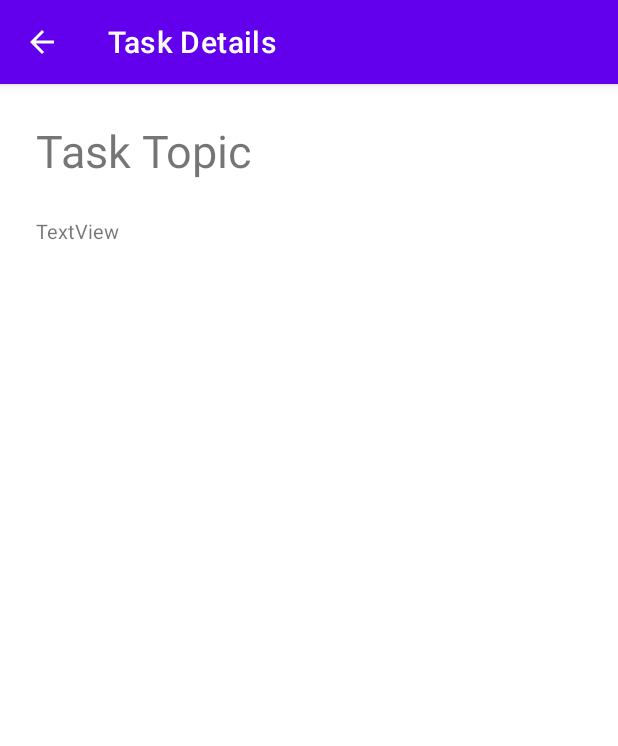
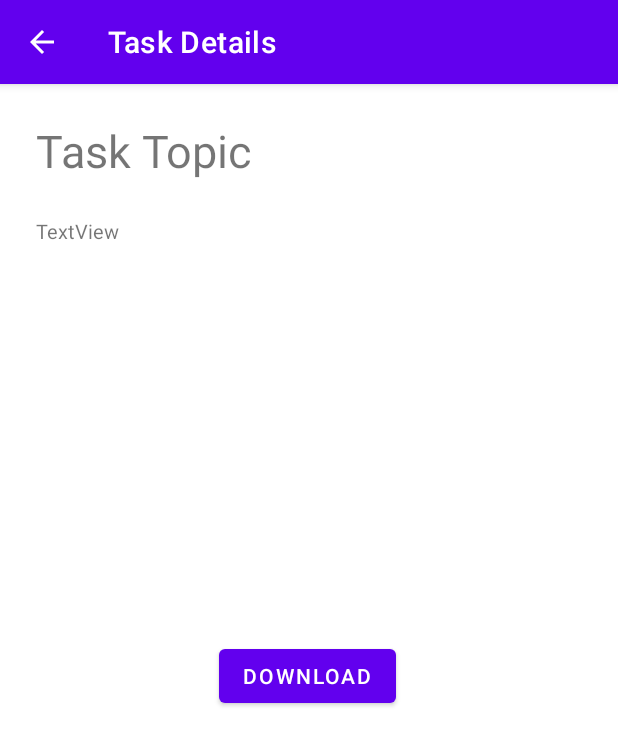
Before and after one commit to anassawalha95/taskmaster, an Android app: the TaskDetail screen opened directly, with no data from a screen before it, on a phone screen of 412 x 824 dp. Shown: the top 746 px of the screen. Run offline under Robolectric (Android 15) with nearby library versions, the phone set to English and light mode, and no system bars; our stand-ins replace Picasso; 4 statements that could not run were skipped.

Commit message:
lab37 done

```diff
--- a/app/build.gradle
+++ b/app/build.gradle
@@ -70,7 +70,8 @@ dependencies {
     implementation 'com.amplifyframework:aws-datastore:1.17.4'
     coreLibraryDesugaring 'com.android.tools:desugar_jdk_libs:1.1.5'
     implementation 'com.amplifyframework:aws-auth-cognito:1.17.4'
-
+    implementation 'com.amplifyframework:aws-storage-s3:1.17.4'
+    implementation 'org.apache.commons:commons-io:1.3.2'
     implementation 'androidx.multidex:multidex:2.0.1'
-
+    implementation 'com.squareup.picasso:picasso:2.71828'
 }
--- a/app/src/main/java/com/example/taskmaster/TaskDetail.java
+++ b/app/src/main/java/com/example/taskmaster/TaskDetail.java
@@ -1,12 +1,29 @@
 package com.example.taskmaster;
 
+import android.Manifest;
+import android.content.Intent;
+import android.content.pm.PackageManager;
+import android.net.Uri;
+import android.os.Build;
 import android.os.Bundle;
+import android.util.Log;
 import android.view.MenuItem;
+import android.view.View;
+import android.widget.Button;
+import android.widget.ImageView;
 import android.widget.TextView;
 
 import androidx.annotation.NonNull;
+import androidx.annotation.RequiresApi;
 import androidx.appcompat.app.ActionBar;
 import androidx.appcompat.app.AppCompatActivity;
+import androidx.core.app.ActivityCompat;
+import androidx.core.content.ContextCompat;
+
+import com.squareup.picasso.Picasso;
+
+import java.io.File;
+
 public class TaskDetail extends AppCompatActivity {
 
     @Override
@@ -15,24 +32,67 @@ public class TaskDetail extends AppCompatActivity {
         setContentView(R.layout.activity_task_detail);
 
         setTitle("Task Details");
-
-        // calling the action bar
         ActionBar actionBar = getSupportActionBar();
-
-        // showing the back button in action bar
         actionBar.setDisplayHomeAsUpEnabled(true);
 
         TextView titleDetail= (TextView) findViewById(R.id.titleDetail);
-
         titleDetail.setText(getIntent().getExtras().getString("title") );
 
         TextView bodyDetail= (TextView) findViewById(R.id.bodyDetail);
-
         bodyDetail.setText(getIntent().getExtras().getString("body") );
 
         TextView statusDetail= (TextView) findViewById(R.id.statusDetail);
+        statusDetail.setText("Status: "+getIntent().getExtras().getString("status") );
 
-        statusDetail.setText("Status: "+getIntent().getExtras().getString("status") );
+        ImageView imageView= findViewById(R.id.imageView2);
+        Button downloadButton= findViewById(R.id.download);
+
+        boolean isFile= (boolean) getIntent().getExtras().get("isFile");
+        Log.d("isFile", "isFile " + isFile);
+        if(isFile){
+
+            downloadButton.setVisibility(View.GONE);
+            downloadButton.setVisibility(View.INVISIBLE);
+
+            File f = (File) getIntent().getExtras().get("file");
+            Log.i("taskdetails", "Successfully downloaded: " + f.getAbsolutePath());
+
+            Picasso.get().load(f.getAbsoluteFile()).into(imageView);
+
+        }else{
+
+            imageView.setVisibility(View.GONE);
+            imageView.setVisibility(View.INVISIBLE);
+            downloadButton.setOnClickListener(new View.OnClickListener() {
+                @RequiresApi(api = Build.VERSION_CODES.M)
+                @Override
+                public void onClick(View v) {
+                    if(ContextCompat.checkSelfPermission(TaskDetail.this, Manifest.permission.INTERNET) == PackageManager.PERMISSION_GRANTED){
+                        String[] permissions = { Manifest.permission.INTERNET};
+                    ActivityCompat.requestPermissions(TaskDetail.this, permissions,2000);
+                    }
+
+                    Uri uri= Uri.parse(getIntent().getExtras().get("file").toString());
+                    Intent intent = new Intent(Intent.ACTION_VIEW, uri);
+                    startActivity(intent);
+//                    DownloadManager.Request request = new DownloadManager.Request(uri);
+//                    request.allowScanningByMediaScanner();
+//                    request.setAllowedNetworkTypes(DownloadManager.Request.NETWORK_MOBILE | DownloadManager.Request.NETWORK_WIFI);
+//                    request.setNotificationVisibility(DownloadManager.Request.VISIBILITY_VISIBLE_NOTIFY_COMPLETED);  // This will show notification on top when downloading the file.
+//                    request.setTitle("Downloading a file"); // Title for notification.
+//                    request.setVisibleInDownloadsUi(true);
+//                    request.setDestinationInExternalPublicDir(Environment.DIRECTORY_DOWNLOADS, uri.getLastPathSegment());  // Storage directory path
+//                    ((DownloadManager) getSystemService(Context.DOWNLOAD_SERVICE)).enqueue(request); // This will start downloading
+//                    Log.i("taskdetails", "Successfully downloaded: " + uri);
+
+                }
+            });
+
+
+        }
+
+//setvisalbitye visiability gone
+
     }
     @Override
     public boolean onOptionsItemSelected(@NonNull MenuItem item) {
--- a/app/src/main/res/layout/activity_task_detail.xml
+++ b/app/src/main/res/layout/activity_task_detail.xml
@@ -13,7 +13,6 @@
         android:layout_height="0dp"
         android:layout_marginStart="24dp"
         android:layout_marginLeft="24dp"
-        android:layout_marginTop="24dp"
         android:layout_marginEnd="24dp"
         android:layout_marginRight="24dp"
         android:layout_marginBottom="24dp"
@@ -22,10 +21,9 @@
         android:textSize="18sp"
         app:layout_constraintBottom_toBottomOf="parent"
         app:layout_constraintEnd_toEndOf="parent"
-        app:layout_constraintHorizontal_bias="0.0"
+        app:layout_constraintHorizontal_bias="0.033"
         app:layout_constraintStart_toStartOf="parent"
-        app:layout_constraintTop_toBottomOf="@+id/statusDetail"
-        app:layout_constraintVertical_bias="0.0" />
+        app:layout_constraintTop_toBottomOf="@+id/download" />
 
     <TextView
         android:id="@+id/titleDetail"
@@ -60,5 +58,37 @@
         app:layout_constraintStart_toStartOf="parent"
         app:layout_constraintTop_toBottomOf="@+id/titleDetail" />
 
+    <ImageView
+        android:id="@+id/imageView2"
+        android:layout_width="367dp"
+        android:layout_height="215dp"
+        android:layout_marginStart="24dp"
+        android:layout_marginLeft="24dp"
+        android:layout_marginTop="24dp"
+        android:layout_marginEnd="24dp"
+        android:layout_marginRight="24dp"
+        android:layout_gravity="top"
+        app:layout_constraintEnd_toEndOf="parent"
+        app:layout_constraintHorizontal_bias="1.0"
+        app:layout_constraintStart_toStartOf="parent"
+        app:layout_constraintTop_toBottomOf="@+id/statusDetail"
+        tools:srcCompat="@tools:sample/avatars" />
+
+    <Button
+        android:id="@+id/download"
+        android:layout_width="wrap_content"
+        android:layout_height="wrap_content"
+        android:layout_marginStart="24dp"
+        android:layout_marginLeft="24dp"
+        android:layout_marginTop="24dp"
+        android:layout_marginEnd="24dp"
+        android:layout_marginRight="24dp"
+        android:layout_gravity="top"
+        android:text="Download"
+        app:layout_constraintEnd_toEndOf="parent"
+        app:layout_constraintHorizontal_bias="0.497"
+        app:layout_constraintStart_toStartOf="parent"
+        app:layout_constraintTop_toBottomOf="@+id/imageView2" />
+
 
 </androidx.constraintlayout.widget.ConstraintLayout>
```
Also changed, not shown: app/src/main/AndroidManifest.xml (+15 -2 lines), app/src/main/java/com/example/taskmaster/AddTask.java (+112 -17 lines), app/src/main/java/com/example/taskmaster/AllTasks.java (+63 -41 lines), app/src/main/java/com/example/taskmaster/MainActivity.java (+74 -27 lines), app/src/main/java/com/example/taskmaster/ViewAdapter.java (+11 -9 lines), app/src/main/res/layout/activity_add_task.xml (+31 -6 lines), app/src/main/graphql/schema.json, app/src/main/java/com/amplifyframework/datastore/generated/model/AmplifyModelProvider.java, app/src/main/java/com/amplifyframework/datastore/generated/model/Task.java, 11 other files.
